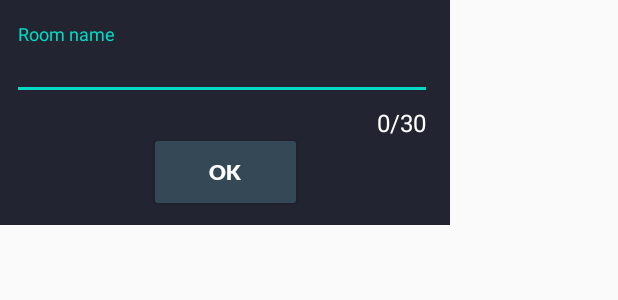
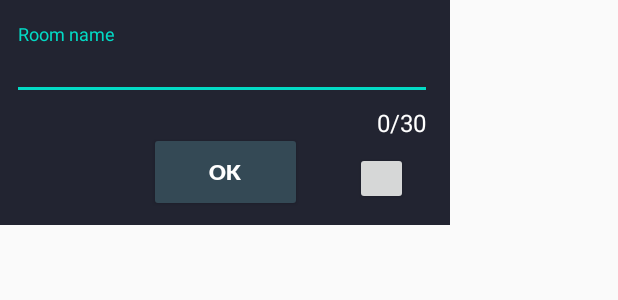
Before and after one commit to sielus/Energy_Cost_Android_9, an Android app: the layout room_list_dialog.xml on its own in the app's theme, with its tools: preview values and no code run, on a phone screen of 412 x 824 dp. Shown: the top 300 px of the screen. Run offline under Robolectric (Android 15) with nearby library versions, the phone set to English and light mode, and no system bars.

Commit message:
Dodano obsługę kolorów wykresów

```diff
--- a/app/src/main/java/com/example/energii/koszt/ui/SQLLiteDBHelper.java
+++ b/app/src/main/java/com/example/energii/koszt/ui/SQLLiteDBHelper.java
@@ -31,7 +31,8 @@ public class SQLLiteDBHelper extends SQLiteOpenHelper {
                                         "id INTEGER PRIMARY KEY AUTOINCREMENT, " +
                                         "name varchar(100) NOT NULL UNIQUE, " +
                                         "energy_amount NUMERIC(6,2) NOT NULL DEFAULT 0," +
-                                        "energy_cost_zl NUMERIC(6,2) NOT NULL DEFAULT 0" +
+                                        "energy_cost NUMERIC(6,2) NOT NULL DEFAULT 0," +
+                                        "color_id NUMERIC(30,0)" +
                                     ")";
         db.execSQL(roomListTable);
 
--- a/app/src/main/java/com/example/energii/koszt/ui/exception/SQLEnergyCostException.java
+++ b/app/src/main/java/com/example/energii/koszt/ui/exception/SQLEnergyCostException.java
@@ -6,7 +6,7 @@ import com.example.energii.koszt.R;
 public class SQLEnergyCostException {
     public static class DuplicationRoom extends Exception {
         public DuplicationRoom(String roomName, Context context) {
-            super(roomName + " " +context.getResources().getString(R.string.sql_exception_DuplicationRoom));
+            super(roomName + " " + context.getResources().getString(R.string.sql_exception_DuplicationRoom));
         }
     }
 
--- a/app/src/main/res/layout/room_list_dialog.xml
+++ b/app/src/main/res/layout/room_list_dialog.xml
@@ -58,4 +58,20 @@
         app:layout_constraintStart_toStartOf="parent"
         app:layout_constraintTop_toTopOf="parent" />
 
+    <Button
+        android:id="@+id/roomButtonColorPicker"
+        android:layout_width="35dp"
+        android:layout_height="35dp"
+        android:layout_marginStart="2dp"
+        android:layout_marginTop="5dp"
+        android:layout_marginEnd="9dp"
+        android:layout_marginBottom="9dp"
+        android:text=""
+        app:layout_constraintBottom_toBottomOf="parent"
+        app:layout_constraintEnd_toEndOf="parent"
+        app:layout_constraintHorizontal_bias="0.641"
+        app:layout_constraintStart_toEndOf="@+id/ButtonAddRoom"
+        app:layout_constraintTop_toBottomOf="@+id/text_field_inputRoomNameLayout"
+        app:layout_constraintVertical_bias="0.461" />
+
 </androidx.constraintlayout.widget.ConstraintLayout>
--- a/build.gradle
+++ b/build.gradle
@@ -9,7 +9,7 @@ buildscript {
 
     }
     dependencies {
-        classpath 'com.android.tools.build:gradle:4.0.0'
+        classpath 'com.android.tools.build:gradle:4.0.1'
         classpath 'com.google.gms:google-services:4.3.3'
 
 
```
Also changed, not shown: app/src/main/java/com/example/energii/koszt/ui/rooms/Dialogs.java (+56 -4 lines), app/src/main/java/com/example/energii/koszt/ui/rooms/GenerateCharts.java (+10 -5 lines), app/src/main/java/com/example/energii/koszt/ui/rooms/manager/DeviceManager.java (+15 -10 lines).
